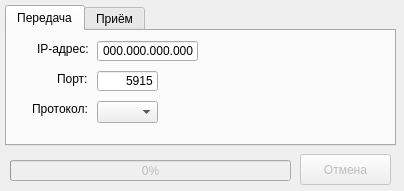
Qt form src/lab1.ui (SlavaGrasiuk/spolks-laba1-file-transfer) before a commit.
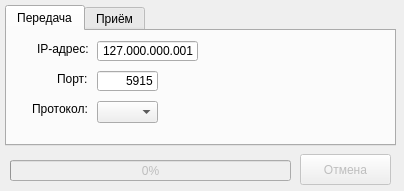
The same form after that commit.

The edit to the form file:
```diff
--- a/src/lab1.ui
+++ b/src/lab1.ui
@@ -52,7 +52,7 @@
        <string>000.000.000.000;_</string>
       </property>
       <property name="text">
-       <string>000.000.000.000</string>
+       <string>127.000.000.001</string>
       </property>
       <property name="alignment">
        <set>Qt::AlignRight|Qt::AlignTrailing|Qt::AlignVCenter</set>
```
